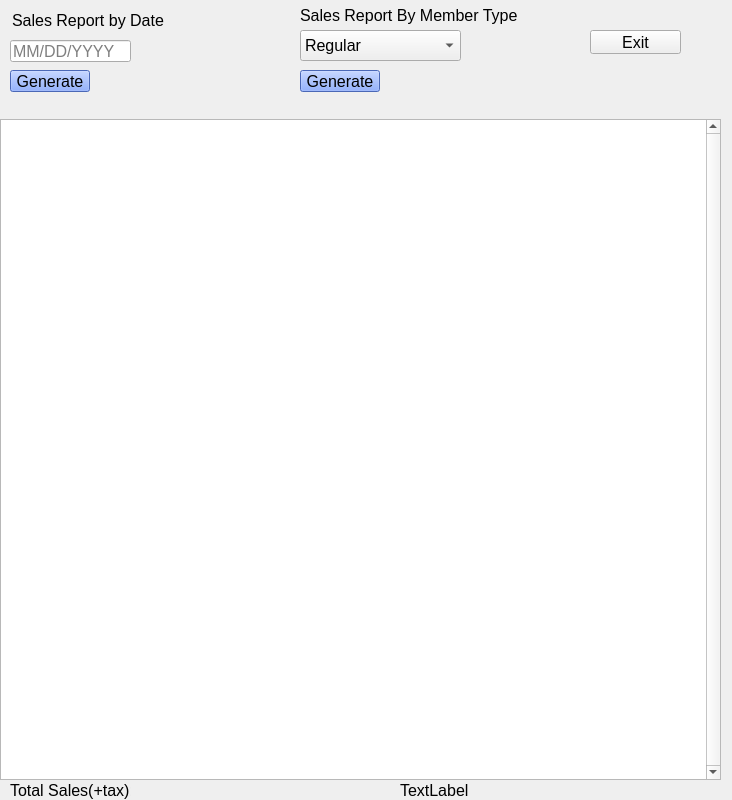
This is salesreport.ui in P4TOO/BulkClub-System as Qt 5 draws it before an edit. The edited form follows.
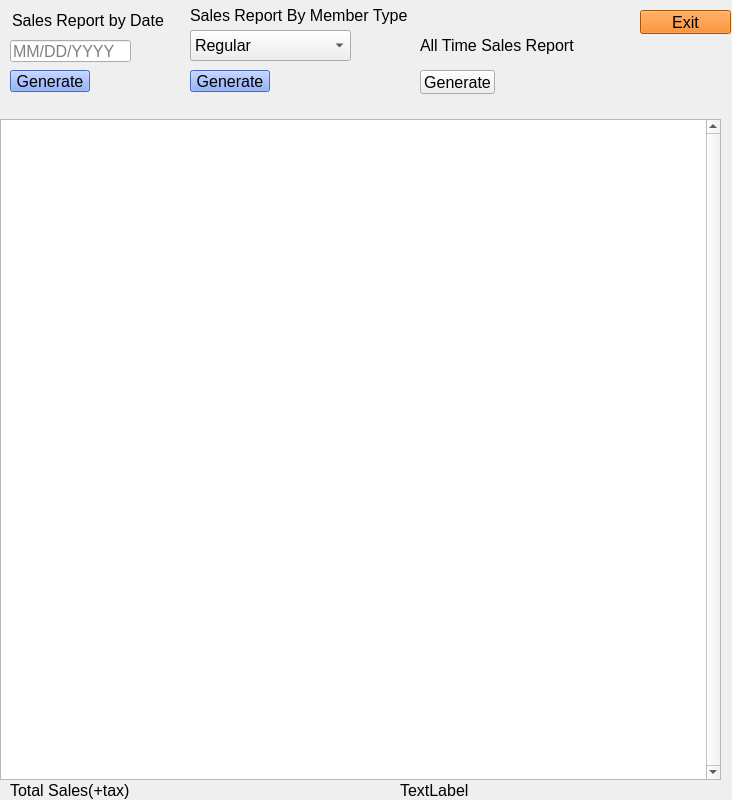
This is the edited form.

```diff
--- a/salesreport.ui
+++ b/salesreport.ui
@@ -83,7 +83,7 @@
   <widget class="QComboBox" name="MemberTypeComboBox">
    <property name="geometry">
     <rect>
-     <x>300</x>
+     <x>190</x>
      <y>30</y>
      <width>161</width>
      <height>31</height>
@@ -147,7 +147,7 @@
   <widget class="QLabel" name="label_2">
    <property name="geometry">
     <rect>
-     <x>300</x>
+     <x>190</x>
      <y>0</y>
      <width>291</width>
      <height>31</height>
@@ -165,7 +165,7 @@
   <widget class="QPushButton" name="MemberTypePushButton">
    <property name="geometry">
     <rect>
-     <x>300</x>
+     <x>190</x>
      <y>70</y>
      <width>80</width>
      <height>22</height>
@@ -207,8 +207,8 @@
   <widget class="QPushButton" name="ExitButton">
    <property name="geometry">
     <rect>
-     <x>590</x>
-     <y>30</y>
+     <x>640</x>
+     <y>10</y>
      <width>91</width>
      <height>24</height>
     </rect>
@@ -218,10 +218,49 @@
      <pointsize>12</pointsize>
     </font>
    </property>
+   <property name="styleSheet">
+    <string notr="true">background-color: rgb(241, 115, 0)</string>
+   </property>
    <property name="text">
     <string>Exit</string>
    </property>
   </widget>
+  <widget class="QPushButton" name="AllTimeButton">
+   <property name="geometry">
+    <rect>
+     <x>420</x>
+     <y>70</y>
+     <width>75</width>
+     <height>24</height>
+    </rect>
+   </property>
+   <property name="font">
+    <font>
+     <pointsize>12</pointsize>
+    </font>
+   </property>
+   <property name="text">
+    <string>Generate</string>
+   </property>
+  </widget>
+  <widget class="QLabel" name="label_3">
+   <property name="geometry">
+    <rect>
+     <x>420</x>
+     <y>30</y>
+     <width>161</width>
+     <height>31</height>
+    </rect>
+   </property>
+   <property name="font">
+    <font>
+     <pointsize>12</pointsize>
+    </font>
+   </property>
+   <property name="text">
+    <string>All Time Sales Report</string>
+   </property>
+  </widget>
  </widget>
  <resources/>
  <connections/>
```
